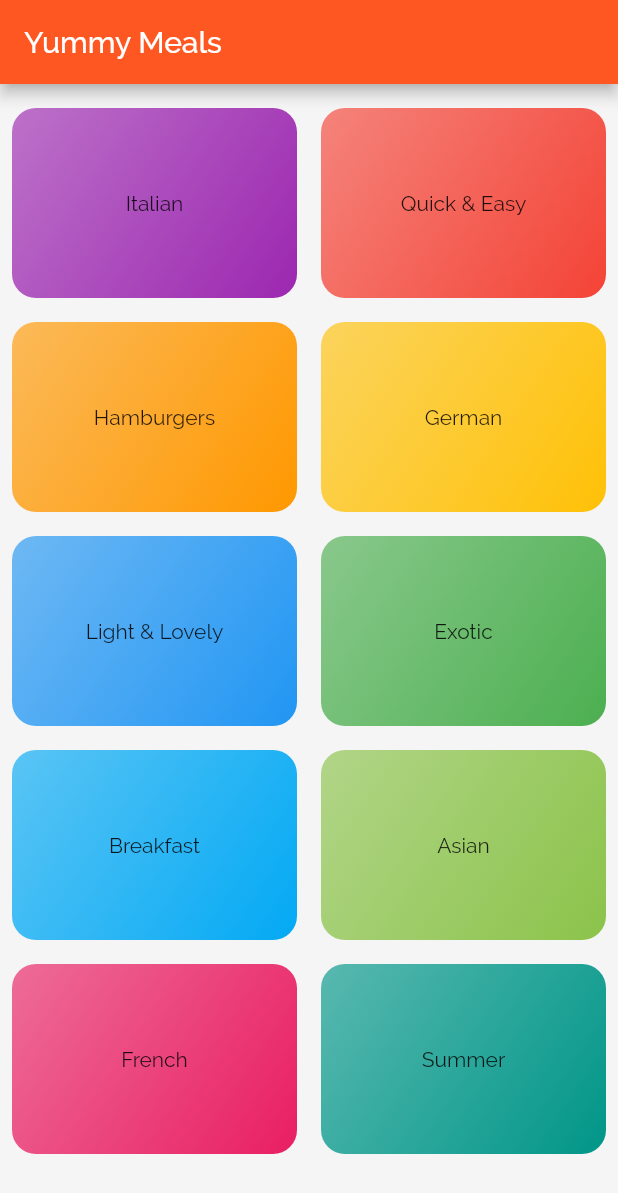
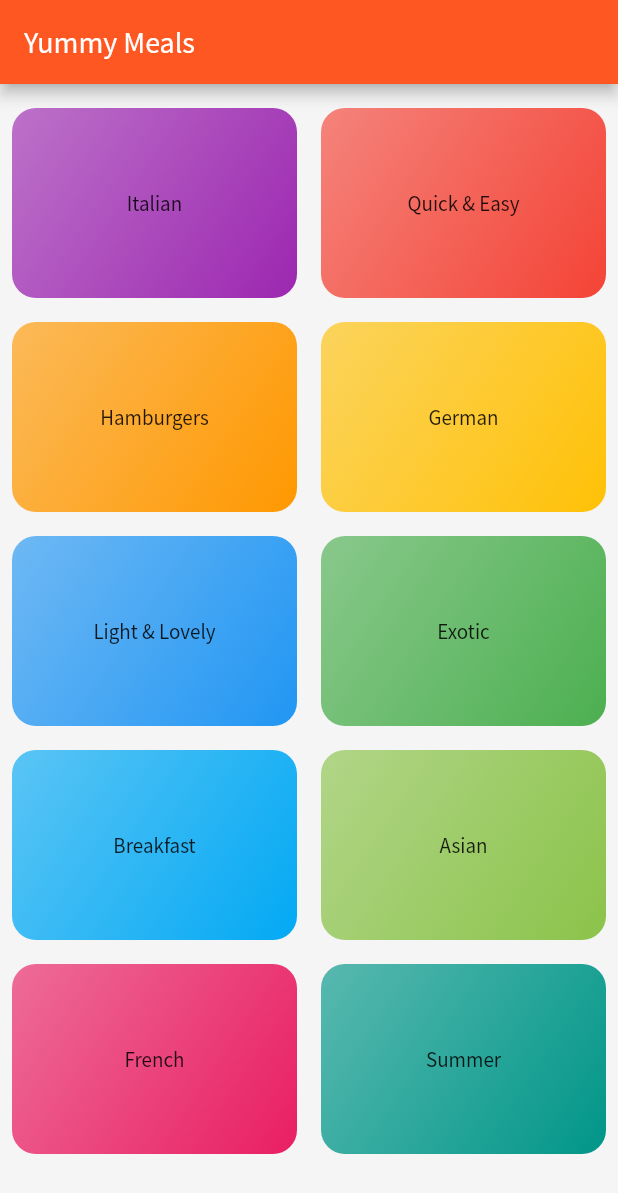
Before and after one commit to martinstofko219/fc_recipes, a Flutter app: the screen it shows after launch, on a phone screen of 412 x 824 dp. Shown: the top 1193 px of the screen. Run offline on Flutter 3.47's test engine with Material 2 defaults, Android fonts, the phone set to English and light mode, and no system bars.

Commit message:
Updated app fonts

```diff
--- a/lib/main.dart
+++ b/lib/main.dart
@@ -13,7 +13,7 @@ class MyApp extends StatelessWidget {
         primarySwatch: Colors.deepOrange,
         accentColor: Colors.indigoAccent,
         canvasColor: Color.fromRGBO(245, 245, 245, 1),
-        fontFamily: 'Raleway',
+        fontFamily: 'SourceSansPro',
       ),
       home: CategoriesPage(),
     );
```
Also changed, not shown: pubspec.yaml (+5 -7 lines), assets/fonts/Raleway-Black.ttf (deleted), assets/fonts/Raleway-Bold.ttf (deleted), assets/fonts/Raleway-Medium.ttf (deleted), assets/fonts/Raleway-Regular.ttf (deleted), assets/fonts/SourceSansPro-Black.ttf (added), assets/fonts/SourceSansPro-Regular.ttf (added), assets/fonts/SourceSansPro-SemiBold.ttf (added).
